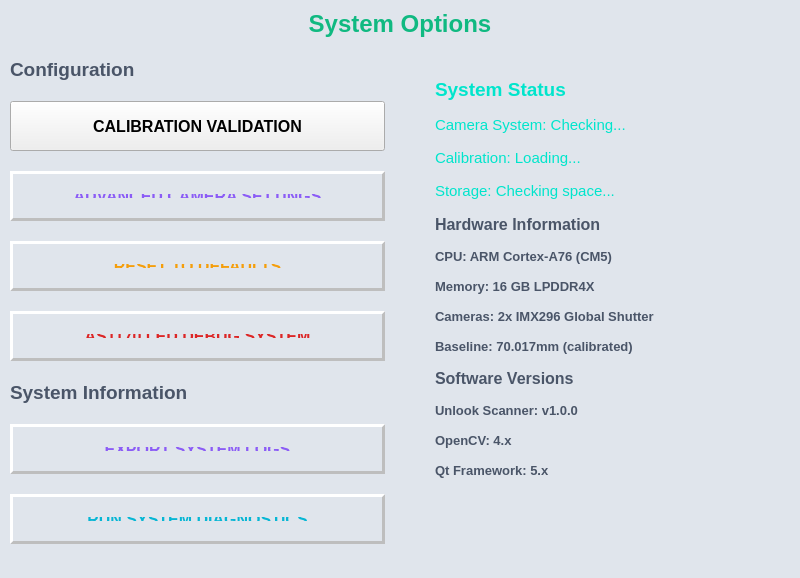
Before: the Qt Designer form src/gui/ui/options_widget.ui in SupernovaIndustries/unlook-standalone, drawn with Qt 5.
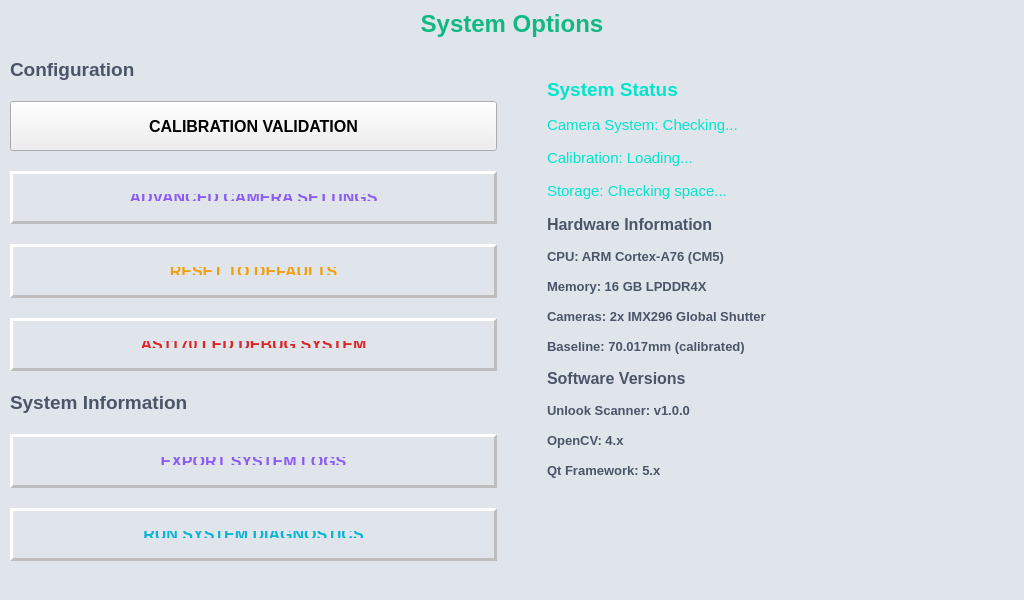
After: the same form once the commit is applied.

Diff of the .ui file:
```diff
--- a/src/gui/ui/options_widget.ui
+++ b/src/gui/ui/options_widget.ui
@@ -6,8 +6,8 @@
    <rect>
     <x>0</x>
     <y>0</y>
-    <width>800</width>
-    <height>578</height>
+    <width>1024</width>
+    <height>600</height>
    </rect>
   </property>
   <property name="windowTitle">
```
